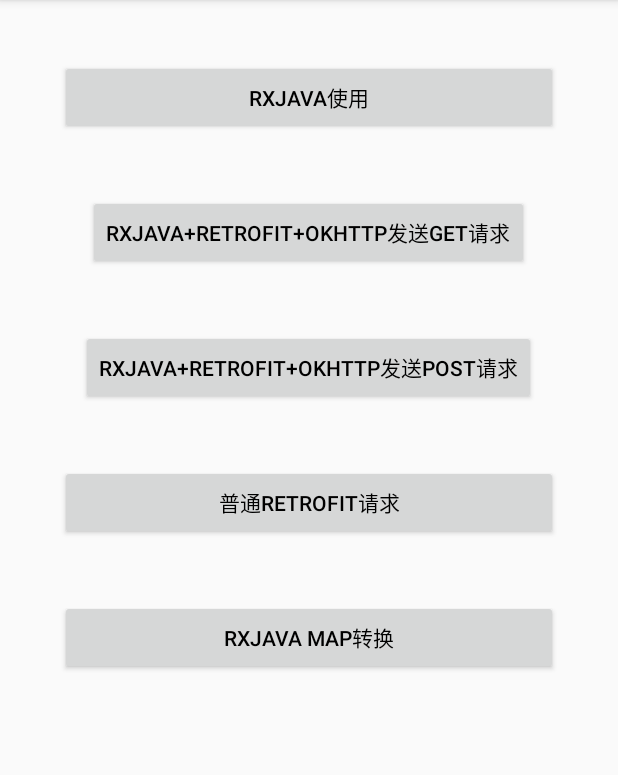
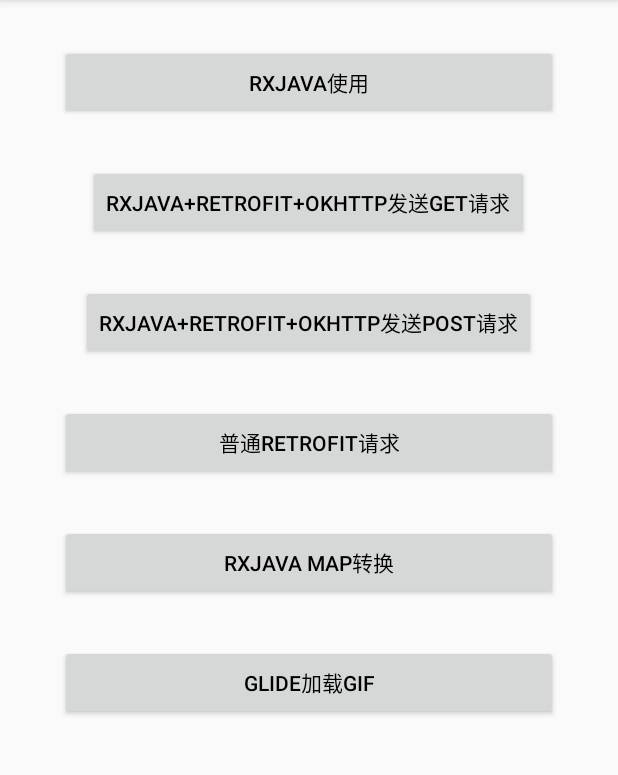
Before and after one commit to xushenyu/RxJavaDemo, an Android app: the screen it shows after launch (MainActivity), on a phone screen of 412 x 824 dp, the part 84-859 px from its top. Run offline under Robolectric (Android 15) with nearby library versions, the phone set to English and light mode, and no system bars; libraries missing offline, so code that uses them is left out: retrofit2.adapter.rxjava, rx.android.schedulers, rx.functions, rx.schedulers; 4 statements that could not run were skipped.

Commit message:
Glide加载gif控制播放和暂停

```diff
--- a/app/build.gradle
+++ b/app/build.gradle
@@ -33,4 +33,6 @@ dependencies {
     compile 'com.squareup.retrofit2:retrofit:2.0.0'
     compile 'com.squareup.retrofit2:converter-gson:2.0.0'
     compile 'com.squareup.retrofit2:adapter-rxjava:2.0.0'
+    compile 'com.android.support:recyclerview-v7:25.3.1'
+    compile 'com.github.bumptech.glide:glide:3.7.0'
 }
--- a/app/src/main/AndroidManifest.xml
+++ b/app/src/main/AndroidManifest.xml
@@ -20,6 +20,7 @@
                 <category android:name="android.intent.category.LAUNCHER" />
             </intent-filter>
         </activity>
+        <activity android:name=".GifActivity"/>
     </application>
 
 </manifest>
--- /dev/null
+++ b/app/src/main/java/com/xsy/rxjavademo/CallbackListener.java
@@ -0,0 +1,11 @@
+package com.xsy.rxjavademo;
+
+/**
+ * Created by xsy on 2017/8/15.
+ */
+
+public interface CallbackListener {
+    void onSuccess(Object data);
+
+    void onFailure(String msg);
+}
--- a/app/src/main/java/com/xsy/rxjavademo/MainActivity.java
+++ b/app/src/main/java/com/xsy/rxjavademo/MainActivity.java
@@ -1,5 +1,6 @@
 package com.xsy.rxjavademo;
 
+import android.content.Intent;
 import android.graphics.Color;
 import android.os.Bundle;
 import android.support.v4.widget.SwipeRefreshLayout;
@@ -8,6 +9,7 @@ import android.util.Log;
 import android.view.View;
 import android.widget.Toast;
 
+import com.xsy.rxjavademo.model.BaseAction;
 import com.xsy.rxjavademo.model.ZhuangbiImage;
 import com.xsy.rxjavademo.retrofit.GetAPI;
 import com.xsy.rxjavademo.retrofit.PostAPI;
@@ -23,8 +25,6 @@ import retrofit2.Call;
 import retrofit2.Callback;
 import retrofit2.Response;
 import retrofit2.Retrofit;
-import retrofit2.adapter.rxjava.RxJavaCallAdapterFactory;
-import retrofit2.converter.gson.GsonConverterFactory;
 import rx.Observable;
 import rx.Subscriber;
 import rx.Subscription;
@@ -44,6 +44,7 @@ public class MainActivity extends AppCompatActivity implements View.OnClickListe
     private PostAPI postAPI;
     private RetrofitAPI retrofitAPI;
     private SwipeRefreshLayout mRefresh;
+    private Retrofit retrofit;
 
     @Override
     protected void onCreate(Bundle savedInstanceState) {
@@ -57,19 +58,13 @@ public class MainActivity extends AppCompatActivity implements View.OnClickListe
         findViewById(R.id.bt_three).setOnClickListener(this);
         findViewById(R.id.bt_four).setOnClickListener(this);
         findViewById(R.id.bt_five).setOnClickListener(this);
+        findViewById(R.id.bt_six).setOnClickListener(this);
         okHttpClient = new OkHttpClient.Builder()
                 .connectTimeout(60, TimeUnit.SECONDS)//连接超时时间
                 .writeTimeout(60, TimeUnit.SECONDS)//写操作 超时时间
                 .readTimeout(60, TimeUnit.SECONDS)//读操作超时时间
                 .build();
-        /**
-         * 初始化Retrofit,使用okHttp请求，支持Gson解析，支持RxJava
-         */
-        Retrofit retrofit = new Retrofit.Builder().client(okHttpClient)
-                .baseUrl("http://www.zhuangbi.info/")
-                .addConverterFactory(GsonConverterFactory.create())
-                .addCallAdapterFactory(RxJavaCallAdapterFactory.create())
-                .build();
+        retrofit = RetrofitUtil.getInstance().initRetrofit("http://www.zhuangbi.info/");
         getAPI = retrofit.create(GetAPI.class);
         postAPI = retrofit.create(PostAPI.class);
         retrofitAPI = retrofit.create(RetrofitAPI.class);
@@ -94,7 +89,7 @@ public class MainActivity extends AppCompatActivity implements View.OnClickListe
                 });
                 break;
             case R.id.bt_two://RxJava+Retrofit+OkHttp练习
-                subscription = getAPI.get("110")
+                subscription = getAPI.get("lllllllll")
                         /**
                          * subscribeOn(): 指定 subscribe() 所发生的线程，
                          * 即 Observable.OnSubscribe 被激活时所处的线程。或者叫做事件产生的线程
@@ -105,29 +100,54 @@ public class MainActivity extends AppCompatActivity implements View.OnClickListe
                          * 或者叫做事件消费的线程。
                          */
                         .observeOn(AndroidSchedulers.mainThread())//让观察者在主线程运行，观察者操作是请求成功后的处理
-                        .subscribe(new Subscriber<List<ZhuangbiImage>>() {//订阅
+//                        .subscribe(new Subscriber<List<ZhuangbiImage>>() {//订阅
+//                            @Override
+//                            public void onCompleted() {
+//
+//                            }
+//
+//                            @Override
+//                            public void onError(Throwable e) {
+//                                mRefresh.setRefreshing(false);
+//                                Log.e("flag--", "onError(MainActivity.java:97)-->>" + e.getMessage());
+//                            }
+//
+//                            @Override
+//                            public void onNext(List<ZhuangbiImage> s) {
+//                                mRefresh.postDelayed(new Runnable() {
+//                                    @Override
+//                                    public void run() {
+//                                        mRefresh.setRefreshing(false);
+//                                    }
+//                                },500);
+//                                Toast.makeText(MainActivity.this, "get请求成功--" + s.get(0).description, Toast.LENGTH_SHORT).show();
+//                            }
+//                        });
+                .subscribe(new BaseAction<List<ZhuangbiImage>>(new CallbackListener() {
+                    @Override
+                    public void onSuccess(Object data) {
+                        mRefresh.postDelayed(new Runnable() {
                             @Override
-                            public void onCompleted() {
+                            public void run() {
+                                mRefresh.setRefreshing(false);
+                            }
+                        },500);
+//                        List<ZhuangbiImage> list = (List<ZhuangbiImage>) data;
+//                        String description = list.get(0).description;
+//                        Toast.makeText(MainActivity.this, description, Toast.LENGTH_SHORT).show();
+                    }
 
+                    @Override
+                    public void onFailure(String msg) {
+                        mRefresh.postDelayed(new Runnable() {
+                            @Override
+                            public void run() {
+                                mRefresh.setRefreshing(false);
                             }
-
-                            @Override
-                            public void onError(Throwable e) {
-                                mRefresh.setRefreshing(false);
-                                Log.e("flag--", "onError(MainActivity.java:97)-->>" + e.getMessage());
-                            }
-
-                            @Override
-                            public void onNext(List<ZhuangbiImage> s) {
-                                mRefresh.postDelayed(new Runnable() {
-                                    @Override
-                                    public void run() {
-                                        mRefresh.setRefreshing(false);
-                                    }
-                                },500);
-                                Toast.makeText(MainActivity.this, "get请求成功--" + s.get(0).description, Toast.LENGTH_SHORT).show();
-                            }
-                        });
+                        },500);
+                        Toast.makeText(MainActivity.this, msg, Toast.LENGTH_SHORT).show();
+                    }
+                }));
                 break;
             case R.id.bt_three:////RxJava+Retrofit+OkHttp Post练习
                 Map<String, String> map = new HashMap<>();
@@ -199,6 +219,9 @@ public class MainActivity extends AppCompatActivity implements View.OnClickListe
                     }
                 });
                 break;
+            case R.id.bt_six:
+                startActivity(new Intent(this,GifActivity.class));
+                break;
         }
     }
 
--- /dev/null
+++ b/app/src/main/java/com/xsy/rxjavademo/RetrofitUtil.java
@@ -0,0 +1,48 @@
+package com.xsy.rxjavademo;
+
+import java.util.concurrent.TimeUnit;
+
+import okhttp3.OkHttpClient;
+import retrofit2.Retrofit;
+import retrofit2.adapter.rxjava.RxJavaCallAdapterFactory;
+import retrofit2.converter.gson.GsonConverterFactory;
+
+/**
+ * Created by xsy on 2017/8/17.
+ */
+
+public class RetrofitUtil {
+
+    private static volatile RetrofitUtil instance;
+    private OkHttpClient okHttpClient;
+
+    public static synchronized RetrofitUtil getInstance() {
+        if (instance == null) {
+            instance = new RetrofitUtil();
+        }
+        return instance;
+    }
+
+    public Retrofit initRetrofit(String baseUrl) {
+        /**
+         * 初始化Retrofit,使用okHttp请求，支持Gson解析，支持RxJava
+         */
+        Retrofit retrofit = new Retrofit.Builder().client(initHttpClient())
+                .baseUrl(baseUrl)
+                .addConverterFactory(GsonConverterFactory.create())
+                .addCallAdapterFactory(RxJavaCallAdapterFactory.create())
+                .build();
+        return retrofit;
+    }
+
+    public OkHttpClient initHttpClient() {
+        if (okHttpClient == null) {
+            okHttpClient = new OkHttpClient.Builder()
+                    .connectTimeout(60, TimeUnit.SECONDS)//连接超时时间
+                    .writeTimeout(60, TimeUnit.SECONDS)//写操作 超时时间
+                    .readTimeout(60, TimeUnit.SECONDS)//读操作超时时间
+                    .build();
+        }
+        return okHttpClient;
+    }
+}
--- a/app/src/main/res/layout/activity_main.xml
+++ b/app/src/main/res/layout/activity_main.xml
@@ -22,7 +22,7 @@
                 android:layout_height="50dp"
                 android:layout_marginLeft="40dp"
                 android:layout_marginRight="40dp"
-                android:layout_marginTop="40dp"
+                android:layout_marginTop="30dp"
                 android:text="RxJava使用"
                 android:textColor="#000"
                 android:textSize="14sp" />
@@ -32,7 +32,7 @@
                 android:layout_width="wrap_content"
                 android:layout_height="50dp"
                 android:layout_gravity="center_horizontal"
-                android:layout_marginTop="40dp"
+                android:layout_marginTop="30dp"
                 android:text="RxJava+Retrofit+Okhttp发送get请求"
                 android:textColor="#000"
                 android:textSize="14sp" />
@@ -42,7 +42,7 @@
                 android:layout_width="wrap_content"
                 android:layout_height="50dp"
                 android:layout_gravity="center_horizontal"
-                android:layout_marginTop="40dp"
+                android:layout_marginTop="30dp"
                 android:text="RxJava+Retrofit+Okhttp发送post请求"
                 android:textColor="#000"
                 android:textSize="14sp" />
@@ -53,7 +53,7 @@
                 android:layout_height="50dp"
                 android:layout_marginLeft="40dp"
                 android:layout_marginRight="40dp"
-                android:layout_marginTop="40dp"
+                android:layout_marginTop="30dp"
                 android:text="普通Retrofit请求"
                 android:textColor="#000"
                 android:textSize="14sp" />
@@ -64,8 +64,18 @@
                 android:layout_height="50dp"
                 android:layout_marginLeft="40dp"
                 android:layout_marginRight="40dp"
-                android:layout_marginTop="40dp"
+                android:layout_marginTop="30dp"
                 android:text="RxJava Map转换"
+                android:textColor="#000"
+                android:textSize="14sp" />
+            <Button
+                android:id="@+id/bt_six"
+                android:layout_width="match_parent"
+                android:layout_height="50dp"
+                android:layout_marginLeft="40dp"
+                android:layout_marginRight="40dp"
+                android:layout_marginTop="30dp"
+                android:text="Glide加载gif"
                 android:textColor="#000"
                 android:textSize="14sp" />
         </LinearLayout>
```
Also changed, not shown: app/src/main/java/com/xsy/rxjavademo/GifActivity.java (added, +88 -0 lines), app/src/main/java/com/xsy/rxjavademo/ImageAdapter.java (added, +103 -0 lines), app/src/main/java/com/xsy/rxjavademo/model/BaseAction.java (added, +40 -0 lines), app/src/main/java/com/xsy/rxjavademo/model/ZhuangbiImage.java (+10 -0 lines), app/src/main/java/com/xsy/rxjavademo/retrofit/GifAPI.java (added, +23 -0 lines), app/src/main/res/layout/activity_gif.xml (added, +16 -0 lines), app/src/main/res/layout/iamge_item.xml (added, +9 -0 lines).
